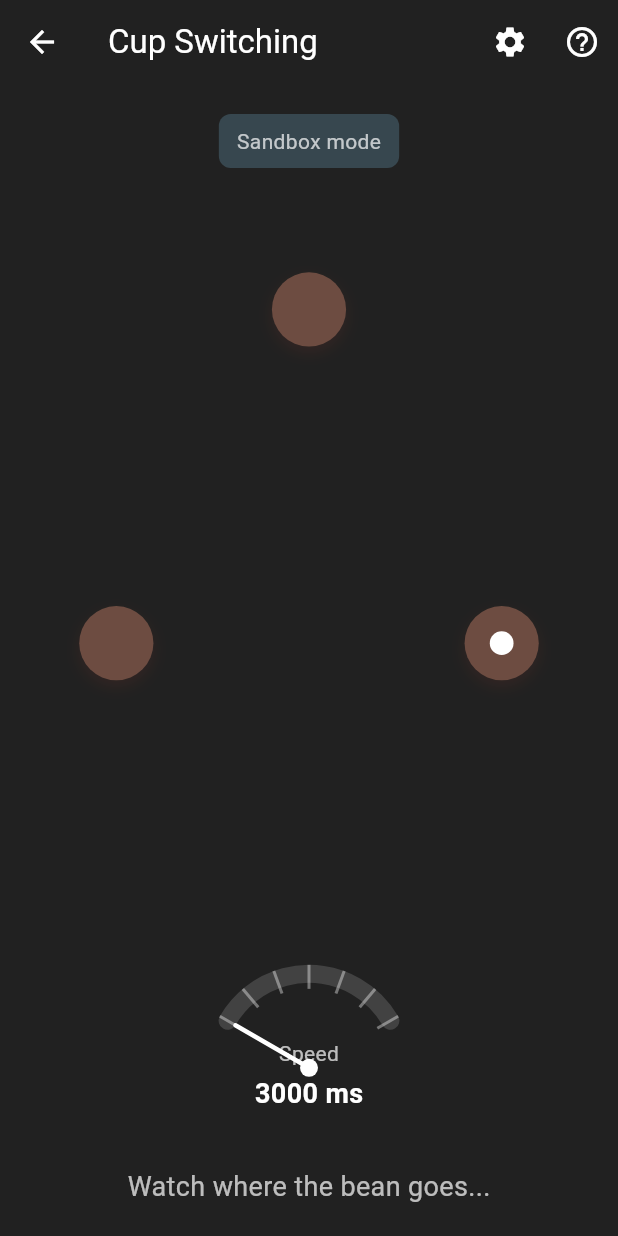
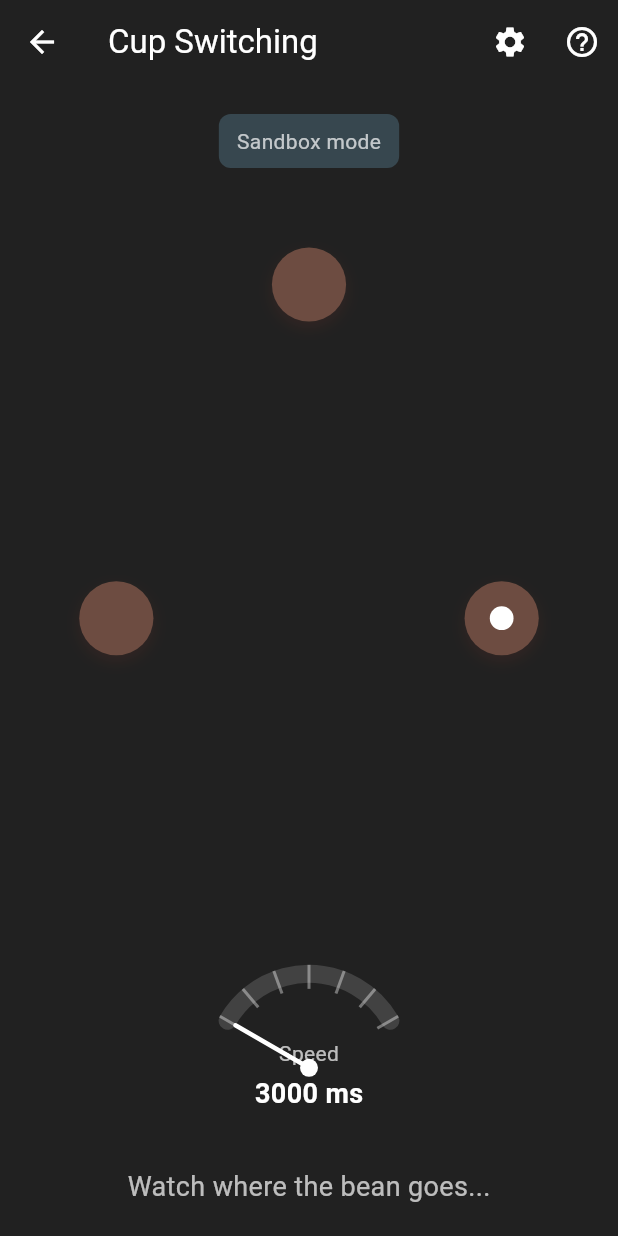
Before and after one commit to EvalVis/cats-instinct, a Flutter app: the CupSwitchingGame screen opened directly, on a phone screen of 412 x 824 dp. Run offline on Flutter 3.47's test engine with Material 3 defaults, Android fonts, the phone set to English and light mode, and no system bars; our stand-ins replace shared_preferences; accounts and stored records are empty.

Commit message:
Revert "Add media query"
This reverts commit 52a60e516056dcfd4105b21651369c4b0fe2e8e2.

```diff
--- a/lib/cup_switching_game.dart
+++ b/lib/cup_switching_game.dart
@@ -473,21 +473,15 @@ class _CupSwitchingGameState extends State<CupSwitchingGame> {
             Expanded(
               child: LayoutBuilder(
                 builder: (context, constraints) {
-                  final mediaQuery = MediaQuery.of(context);
-                  final screenWidth = mediaQuery.size.width;
-                  final screenHeight = constraints.maxHeight;
-
-                  final isWideScreen = screenWidth > screenHeight * 1.5;
-                  final canvasSize = isWideScreen
-                      ? min(screenHeight * 0.8, screenWidth * 0.4)
-                      : min(constraints.maxWidth, constraints.maxHeight);
-
+                  final canvasSize = min(
+                    constraints.maxWidth,
+                    constraints.maxHeight,
+                  );
                   final baseCupSize = canvasSize * 0.12;
                   final cupSize = baseCupSize.clamp(28.0, 64.0);
                   final radius = (canvasSize * 0.42) - cupSize / 2;
                   final center = Offset(canvasSize / 2, canvasSize / 2);
-                  return Center(
-                    child: SizedBox(
+                  return SizedBox(
                     width: canvasSize,
                     height: canvasSize,
                     child: Stack(
@@ -499,7 +493,6 @@ class _CupSwitchingGameState extends State<CupSwitchingGame> {
                           size: cupSize.toDouble(),
                           center: center,
                           radius: radius,
-                          ),
                         ),
                       ),
                     ),
```
Lines whose indentation alone changed are shown as unchanged.
